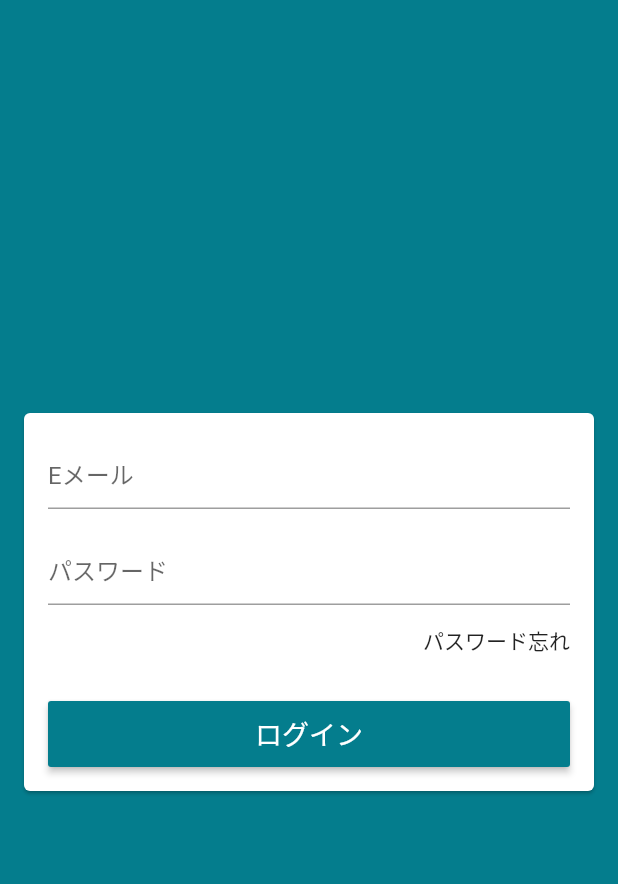
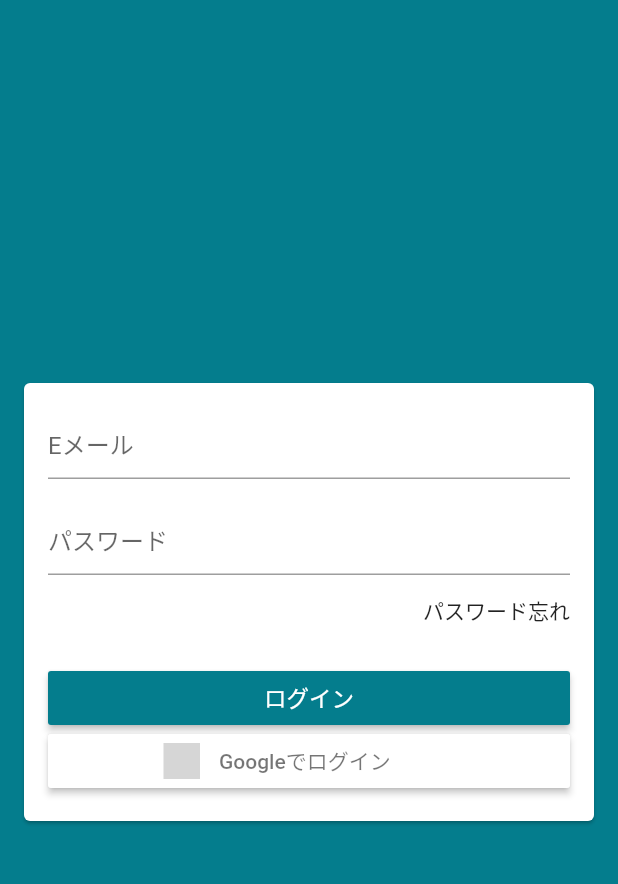
Before and after one commit to chocho-san/Loja-Virtual, a Flutter app: the screen it shows after launch, in the side drawer, after a tap on "ログイン", on a phone screen of 412 x 824 dp, the part 58-942 px from its top. Run offline on Flutter 3.47's test engine with Material 2 defaults, Android fonts, the phone set to English and light mode, and no system bars; our stand-ins replace carousel_pro, cloud_firestore, dio, firebase_auth, firebase_core, firebase_storage and 7 more; missing offline and left inert: alphabet_list_scroll_view, map_launcher; accounts and stored records are empty; grey boxes are pictures that could not be loaded.

```diff
--- a/lib/common/custom_drawer.dart
+++ b/lib/common/custom_drawer.dart
@@ -27,22 +27,22 @@ class CustomDrawer extends StatelessWidget {
               CustomDrawerHeader(),
               DrawerTile(
                 iconData: Icons.home,
-                title: 'Home',
+                title: 'トップ',
                 page: 0,
               ),
               DrawerTile(
                 iconData: Icons.list,
-                title: 'Products',
+                title: '商品一覧',
                 page: 1,
               ),
               DrawerTile(
                 iconData: Icons.playlist_add_check,
-                title: 'My Orders',
+                title: '注文履歴',
                 page: 2,
               ),
               DrawerTile(
                 iconData: Icons.location_on,
-                title: 'Location',
+                title: '店舗',
                 page: 3,
               ),
               Consumer<UserManager>(builder: (_, userManager, __) {
@@ -51,12 +51,12 @@ class CustomDrawer extends StatelessWidget {
                     children: [
                       DrawerTile(
                         iconData: Icons.settings,
-                        title: 'Users',
+                        title: 'ユーザー管理',
                         page: 4,
                       ),
                       DrawerTile(
                         iconData: Icons.settings,
-                        title: 'Orders',
+                        title: '注文管理　',
                         page: 5,
                       ),
                     ],
--- a/lib/common/custom_drawer_header.dart
+++ b/lib/common/custom_drawer_header.dart
@@ -1,7 +1,7 @@
 import 'package:flutter/material.dart';
 import 'package:loja_virtual/models/page_manager.dart';
 import 'package:loja_virtual/models/user_manager.dart';
-import 'file:///C:/Users/marur/AndroidStudioProjects/loja_virtual/lib/screens/login/login_screen.dart';
+import 'package:loja_virtual/screens/signin/signin_screen.dart';
 import 'package:provider/provider.dart';
 
 class CustomDrawerHeader extends StatelessWidget {
@@ -38,7 +38,7 @@ class CustomDrawerHeader extends StatelessWidget {
                     context.read<PageManager>().setPage(0);/*ログアウトした後ホーム画面へ*/
                     userManager.signOut();
                   } else {
-                    Navigator.of(context).pushNamed(LoginScreen.routeName);
+                    Navigator.of(context).pushNamed(SignInScreen.routeName);
                   }
                 },
                 child: Text(
--- a/lib/common/login_card.dart
+++ b/lib/common/login_card.dart
@@ -1,5 +1,5 @@
 import 'package:flutter/material.dart';
-import 'package:loja_virtual/screens/login/login_screen.dart';
+import 'package:loja_virtual/screens/signin/signin_screen.dart';
 
 class LoginCard extends StatelessWidget {
   @override
@@ -32,7 +32,7 @@ class LoginCard extends StatelessWidget {
               ),
               RaisedButton(
                 onPressed: (){
-                  Navigator.of(context).pushNamed(LoginScreen.routeName);
+                  Navigator.of(context).pushNamed(SignInScreen.routeName);
                 },
                 color: Theme.of(context).primaryColor,
                 textColor: Colors.white,
--- a/lib/main.dart
+++ b/lib/main.dart
@@ -8,17 +8,17 @@ import 'package:loja_virtual/models/home_manager.dart';
 import 'package:loja_virtual/models/orders_manager.dart';
 import 'package:loja_virtual/models/page_manager.dart';
 import 'package:loja_virtual/models/product_manager.dart';
+import 'package:loja_virtual/models/stores_manager.dart';
 import 'package:loja_virtual/models/user_manager.dart';
 import 'package:loja_virtual/screens/address/address_screen.dart';
 import 'package:loja_virtual/screens/cart/cart_screen.dart';
 import 'package:loja_virtual/screens/checkout/checkout_screen.dart';
 import 'package:loja_virtual/screens/confirmation/confirmation_screen.dart';
 import 'package:loja_virtual/screens/edit_product/edit_product_screen.dart';
-import 'package:loja_virtual/screens/login/login_screen.dart';
 import 'package:loja_virtual/screens/product/product_screen.dart';
 import 'package:loja_virtual/screens/select_product/select_product_screen.dart';
+import 'package:loja_virtual/screens/signin/signin_screen.dart';
 import 'package:provider/provider.dart';
-
 import 'screens/base/base_screen.dart';
 import 'screens/signup/signup_screen.dart';
 
@@ -51,6 +51,9 @@ class MyApp extends StatelessWidget {
         ChangeNotifierProvider(
           create: (_) => HomeManager(),
           lazy: false,
+        ),
+        ChangeNotifierProvider(
+          create: (_) => StoresManager(),
         ),
         ChangeNotifierProxyProvider<UserManager, CartManager>(
           create: (_) => CartManager(),
@@ -92,7 +95,7 @@ class MyApp extends StatelessWidget {
         routes: {
           BaseScreen.routeName: (context) => BaseScreen(),
           SignUpScreen.routeName: (context) => SignUpScreen(),
-          LoginScreen.routeName: (context) => LoginScreen(),
+          SignInScreen.routeName: (context) => SignInScreen(),
           ProductScreen.routeName: (context) => ProductScreen(),
           CartScreen.routeName: (context) => CartScreen(),
           EditProductScreen.routeName: (context) => EditProductScreen(),
--- a/lib/models/address.dart
+++ b/lib/models/address.dart
@@ -1,12 +1,9 @@
 class Address {
   Address({this.prefecture,this.city,this.town,this.postal, this.latitude,this.longitude});
   String prefecture; //都道府県
-  String city; //区
-  String town; //町
+  String city; //市区町村
+  String town; //番地
   String postal; //郵便番号
-  // String allStreetAddress; //全ての住所情報。
-  // String subStreetAddress;//
-
   double longitude; //経度
   double latitude; //緯度
 
@@ -15,8 +12,6 @@ class Address {
     city = map['city'] as String;
     town = map['town'] as String;
     postal = map['postal'] as String;
-    // allStreetAddress = map['allStreetAddress'] as String;
-    // subStreetAddress = map['subStreetAddress'] as String;
     latitude = map['latitude'] as double;
     longitude = map['longitude'] as double;
   }
@@ -27,8 +22,6 @@ class Address {
       'city': city,
       'town': town,
       'postal': postal,
-      // 'allStreetAddress': allStreetAddress,
-      // 'subStreetAddress': subStreetAddress,
       'latitude': latitude,
       'longitude': longitude,
     };
--- a/lib/models/admin_users_manager.dart
+++ b/lib/models/admin_users_manager.dart
@@ -21,8 +21,6 @@ class AdminUsersManager extends ChangeNotifier {
   }
 
   void _listenToUsers() {
-    // final faker = Faker(); /*ダミーデータを生成*/
-
     _subscription =
         FirebaseFirestore.instance.collection('users').snapshots().listen(
       /*.get().then( とは違いリアルタイム更新できる*/
--- a/lib/screens/address/address_screen.dart
+++ b/lib/screens/address/address_screen.dart
@@ -12,7 +12,7 @@ class AddressScreen extends StatelessWidget {
   Widget build(BuildContext context) {
     return Scaffold(
       appBar: AppBar(
-        title: Text('配達'),
+        title: Text('確認'),
         centerTitle: true,
       ),
       body: ListView(
--- a/lib/screens/base/base_screen.dart
+++ b/lib/screens/base/base_screen.dart
@@ -7,6 +7,7 @@ import 'package:loja_virtual/screens/admin_users/admin_users_screen.dart';
 import 'package:loja_virtual/screens/home/home_screen.dart';
 import 'package:loja_virtual/screens/orders/orders_screen.dart';
 import 'package:loja_virtual/screens/products/products_screen.dart';
+import 'package:loja_virtual/screens/stores/stores_screen.dart';
 import 'package:provider/provider.dart';
 
 class BaseScreen extends StatelessWidget {
@@ -26,12 +27,7 @@ class BaseScreen extends StatelessWidget {
               HomeScreen(),
               ProductsScreen(),
               OrdersScreen(),
-              Scaffold(
-                drawer: CustomDrawer(),
-                appBar: AppBar(
-                  title: Text('Location'),
-                ),
-              ),
+              StoresScreen(),
               if(userManager.adminEnabled)
                 ...[/*[ A,B, ...[C,D]] ==[A,B,C,D]　マップも同じ*/
                   AdminUsersScreen(),
--- a/lib/screens/login/login_screen.dart
+++ b/lib/screens/signin/signin_screen.dart
@@ -1,4 +1,5 @@
 import 'package:flutter/material.dart';
+import 'package:flutter_signin_button/flutter_signin_button.dart';
 import 'package:loja_virtual/helpers/validators.dart';
 import 'package:loja_virtual/models/users.dart';
 import 'package:loja_virtual/models/user_manager.dart';
@@ -6,7 +7,7 @@ import 'package:provider/provider.dart';
 
 import '../signup/signup_screen.dart';
 
-class LoginScreen extends StatelessWidget {
+class SignInScreen extends StatelessWidget {
   static const routeName = '/login';
 
   final TextEditingController emailController = TextEditingController();
@@ -21,7 +22,7 @@ class LoginScreen extends StatelessWidget {
     return Scaffold(
       key: scaffoldKey,
       appBar: AppBar(
-        title: const Text('ログイン'),
+        title: Text('ログイン'),
         centerTitle: true,
         actions: [
           FlatButton(
@@ -43,6 +44,16 @@ class LoginScreen extends StatelessWidget {
             key: formKey,
             child: Consumer<UserManager>(
               builder: (_, userManager, child) {
+                if (userManager.loadingGoogle) {
+                   return Padding(
+                    padding: EdgeInsets.all(16),
+                    child: CircularProgressIndicator(
+                      valueColor: AlwaysStoppedAnimation(
+                        Theme.of(context).primaryColor,
+                      ),
+                    ),
+                  );
+                }
                 return ListView(
                   padding: EdgeInsets.all(16),
                   shrinkWrap: true,
@@ -82,9 +93,8 @@ class LoginScreen extends StatelessWidget {
                     ),
                     child,
                     SizedBox(height: 16),
-                    SizedBox(
-                      height: 44,
-                      child: RaisedButton(
+                    RaisedButton(
+                      materialTapTargetSize: MaterialTapTargetSize.shrinkWrap,
                       onPressed: userManager.loading
                           ? null
                           : () {
@@ -115,15 +125,32 @@ class LoginScreen extends StatelessWidget {
                       textColor: Colors.white,
                       child: userManager.loading
                           ? CircularProgressIndicator(
-                                valueColor:
-                                    AlwaysStoppedAnimation(Colors.white),
+                              valueColor: AlwaysStoppedAnimation(Colors.white),
                             )
                           : Text(
                               'ログイン',
-                                style: TextStyle(fontSize: 18),
+                              style: TextStyle(fontSize: 15),
                             ),
                     ),
-                    )
+                    SignInButton(
+                      Buttons.Google,
+                      text: 'Googleでログイン',
+                      onPressed: () {
+                        userManager.googleLogin(
+                          onFail: (error) {
+                            scaffoldKey.currentState.showSnackBar(
+                              SnackBar(
+                                content: Text(error),
+                                backgroundColor: Colors.red,
+                              ),
+                            );
+                          },
+                          onSuccess: () {
+                            Navigator.of(context).pop();
+                          },
+                        );
+                      },
+                    ),
                   ],
                 );
               },
@@ -132,7 +159,7 @@ class LoginScreen extends StatelessWidget {
                 child: FlatButton(
                   onPressed: () {},
                   padding: EdgeInsets.zero,
-                  child: const Text('パスワード忘れ'),
+                  child: Text('パスワード忘れ'),
                 ),
               ),
             ),
--- a/pubspec.yaml
+++ b/pubspec.yaml
@@ -45,6 +45,10 @@ dependencies:
   dio: ^3.0.10
   geolocator: ^5.3.1
   sliding_up_panel: ^1.0.2
+  flutter_signin_button: ^1.1.0
+  google_sign_in: ^4.5.9
+  url_launcher: ^5.4.11
+  map_launcher: ^0.5.0
 
 
 
```
Also changed, not shown: lib/helpers/extensions.dart (added, +13 -0 lines), lib/models/store.dart (added, +108 -0 lines), lib/models/stores_manager.dart (added, +37 -0 lines), lib/models/user_manager.dart (+70 -13 lines), lib/screens/product/product_screen.dart (+4 -4 lines), lib/screens/signup/signup_screen.dart (+3 -5 lines), lib/screens/stores/store_card.dart (added, +170 -0 lines), lib/screens/stores/stores_screen.dart (added, +35 -0 lines), pubspec.lock. Lines whose indentation alone changed are shown as unchanged.
